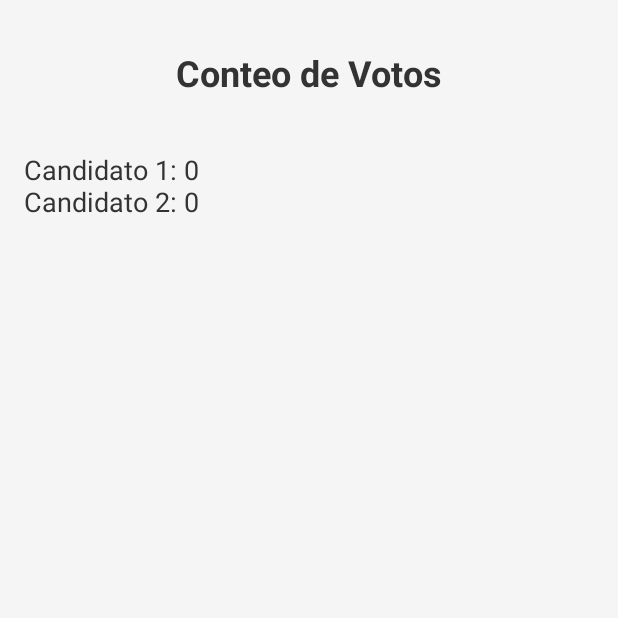
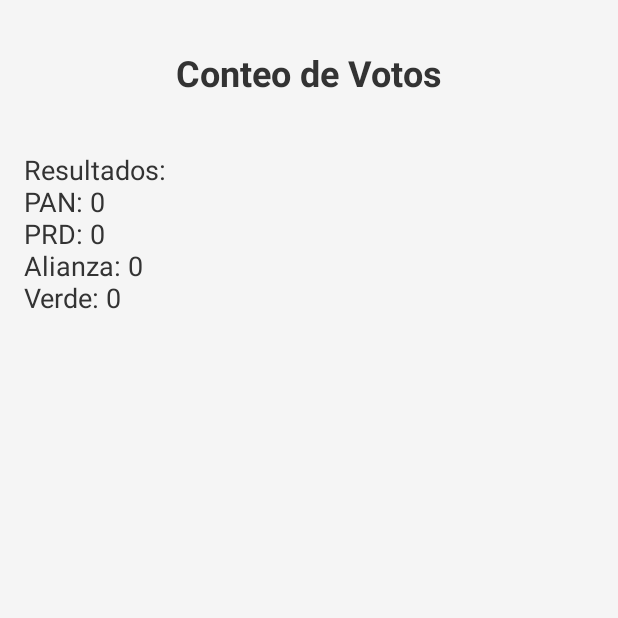
Before and after one commit to HectorHernandezCuCi/VotoDigitalMX, an Android app: the ConteoVotosActivity screen opened directly, with no data from a screen before it, on a phone screen of 412 x 824 dp, the top half of it. Run offline under Robolectric (Android 15) with nearby library versions, the phone set to English and light mode, and no system bars; our stand-ins replace Firebase (no records; nobody signed in at launch, a user with empty details on screens opened directly).

Commit message:
Modifique unas cosas de los votos que me hacian fala nada importante

```diff
--- a/app/src/main/java/com/mx/votodigitalmx/ConteoVotosActivity.java
+++ b/app/src/main/java/com/mx/votodigitalmx/ConteoVotosActivity.java
@@ -4,47 +4,83 @@ import android.os.Bundle;
 import android.widget.TextView;
 import android.widget.Toast;
 
+import androidx.annotation.NonNull;
 import androidx.appcompat.app.AppCompatActivity;
 
-import com.google.firebase.firestore.DocumentSnapshot;
+import com.google.firebase.firestore.CollectionReference;
+import com.google.firebase.firestore.EventListener;
 import com.google.firebase.firestore.FirebaseFirestore;
+import com.google.firebase.firestore.FirebaseFirestoreException;
+import com.google.firebase.firestore.QueryDocumentSnapshot;
+import com.google.firebase.firestore.QuerySnapshot;
+
+import javax.annotation.Nullable;
 
 public class ConteoVotosActivity extends AppCompatActivity {
 
     private FirebaseFirestore db;
+    private TextView conteoVotosText;
 
     @Override
     protected void onCreate(Bundle savedInstanceState) {
         super.onCreate(savedInstanceState);
         setContentView(R.layout.activity_conteo_votos);
 
+        // Inicializar Firestore
         db = FirebaseFirestore.getInstance();
+        conteoVotosText = findViewById(R.id.conteoVotosText);
 
+        // Contar los votos
         contarVotos();
     }
 
     private void contarVotos() {
-        db.collection("votos")
-                .get()
-                .addOnSuccessListener(queryDocumentSnapshots -> {
-                    int votosCandidato1 = 0;
-                    int votosCandidato2 = 0;
+        CollectionReference votosRef = db.collection("votos");
 
-                    for (DocumentSnapshot document : queryDocumentSnapshots) {
+        // Usar un listener para recibir actualizaciones en tiempo real
+        votosRef.addSnapshotListener(new EventListener<QuerySnapshot>() {
+            @Override
+            public void onEvent(@Nullable QuerySnapshot snapshots, @Nullable FirebaseFirestoreException e) {
+                if (e != null) {
+                    Toast.makeText(ConteoVotosActivity.this, "Error al cargar votos: " + e.getMessage(), Toast.LENGTH_SHORT).show();
+                    return;
+                }
+
+                if (snapshots != null) {
+                    int conteoPan = 0;
+                    int conteoPrd = 0;
+                    int conteoAlianza = 0;
+                    int conteoVerde = 0;
+
+                    for (QueryDocumentSnapshot document : snapshots) {
                         String candidato = document.getString("candidato");
-                        if ("candidato1".equals(candidato)) {
-                            votosCandidato1++;
-                        } else if ("candidato2".equals(candidato)) {
-                            votosCandidato2++;
+                        if (candidato != null) {
+                            switch (candidato) {
+                                case "PAN":
+                                    conteoPan++;
+                                    break;
+                                case "PRD":
+                                    conteoPrd++;
+                                    break;
+                                case "Alianza":
+                                    conteoAlianza++;
+                                    break;
+                                case "Verde":
+                                    conteoVerde++;
+                                    break;
+                            }
                         }
                     }
 
-                    // Muestra el conteo de votos en un TextView
-                    TextView conteoVotosText = findViewById(R.id.conteoVotosText);
-                    conteoVotosText.setText("Candidato 1: " + votosCandidato1 + "\nCandidato 2: " + votosCandidato2);
-                })
-                .addOnFailureListener(e -> {
-                    Toast.makeText(this, "Error al contar votos: " + e.getMessage(), Toast.LENGTH_SHORT).show();
-                });
+                    // Mostrar los resultados en el TextView
+                    String resultados = "Resultados:\n" +
+                            "PAN: " + conteoPan + "\n" +
+                            "PRD: " + conteoPrd + "\n" +
+                            "Alianza: " + conteoAlianza + "\n" +
+                            "Verde: " + conteoVerde;
+                    conteoVotosText.setText(resultados);
+                }
+            }
+        });
     }
 }
```
Also changed, not shown: app/src/main/java/com/mx/votodigitalmx/MainActivity.java (+9 -4 lines).
